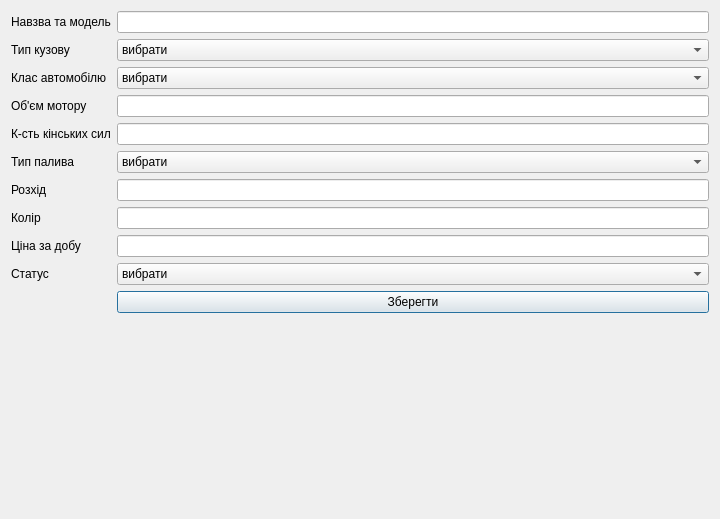
The window that kursova/addcardialog.ui (Maxverrr/kursova) describes before a commit, drawn with Qt 5.
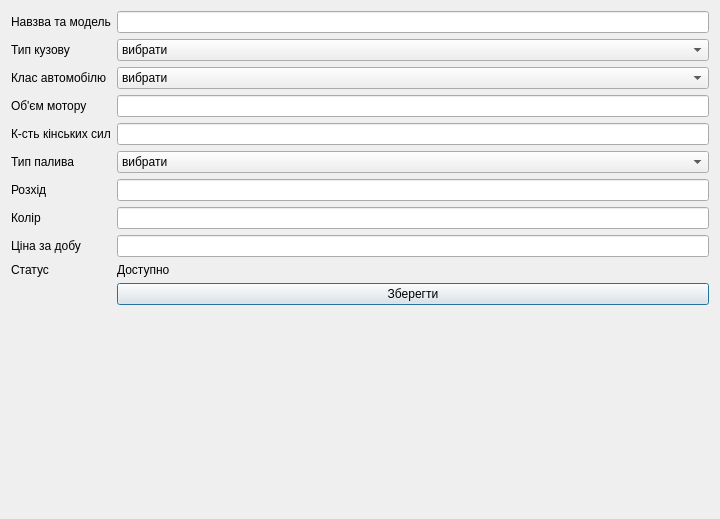
The same window after the commit.

Diff of the .ui file:
```diff
--- a/kursova/addcardialog.ui
+++ b/kursova/addcardialog.ui
@@ -184,22 +184,10 @@
       </widget>
      </item>
      <item row="9" column="1">
-      <widget class="QComboBox" name="availableCombo">
-       <item>
-        <property name="text">
-         <string>вибрати</string>
-        </property>
-       </item>
-       <item>
-        <property name="text">
-         <string>Доступний</string>
-        </property>
-       </item>
-       <item>
-        <property name="text">
-         <string>Недоступний</string>
-        </property>
-       </item>
+      <widget class="QLabel" name="availableLable">
+       <property name="text">
+        <string>Доступно</string>
+       </property>
       </widget>
      </item>
     </layout>
```
